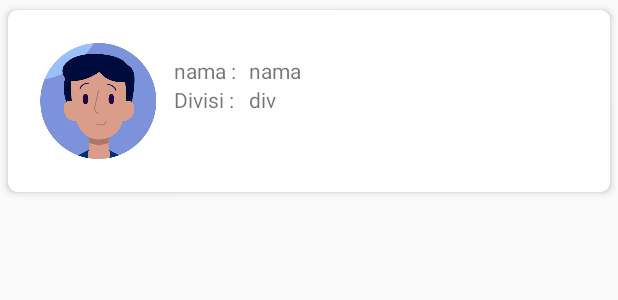
After one commit to Wulantoro/Karyawan, an Android app: the layout list_karyawan.xml on its own in the app's theme, with its tools: preview values and no code run, on a phone screen of 412 x 824 dp. The commit adds this screen. Shown: the top 300 px of the screen. Run offline under Robolectric (Android 15) with nearby library versions, the phone set to English and light mode, and no system bars.

Commit message:
list kar 20-04-20

```diff
--- a/app/src/main/AndroidManifest.xml
+++ b/app/src/main/AndroidManifest.xml
@@ -13,7 +13,8 @@
         android:roundIcon="@mipmap/ic_launcher_round"
         android:supportsRtl="true"
         android:theme="@style/AppTheme">
-        <activity android:name=".Activity.AbsenActivity"></activity>
+        <activity android:name=".Activity.KaryawanActivity"></activity>
+        <activity android:name=".Activity.AbsenActivity" />
         <activity android:name=".ImagePicker.HiddenActivity" />
         <activity android:name=".Activity.HomeHrdActivity" />
         <activity android:name=".Activity.AttendanceActivity" />
--- a/app/src/main/res/layout/activity_home_hrd.xml
+++ b/app/src/main/res/layout/activity_home_hrd.xml
@@ -133,6 +133,7 @@
                     android:layout_height="wrap_content">
 
                     <ImageView
+                        android:id="@+id/ivkaryawan"
                         android:src="@drawable/karyawan"
                         android:layout_gravity="center_horizontal"
                         android:layout_width="wrap_content"
--- a/app/src/main/res/layout/list_absent.xml
+++ b/app/src/main/res/layout/list_absent.xml
@@ -37,7 +37,7 @@
             android:layout_marginLeft="100dp"
             android:text="tanggal"/>
 
-        <!-- TextView Npm Mahasiswa -->
+
         <TextView
         android:id="@+id/tvjammasuk1"
         android:layout_width="wrap_content"
@@ -81,9 +81,6 @@
             android:layout_below="@id/tvjamkeluar"
             android:text="status"
             android:textColor="@color/red_A700"/>
-
-
-
     </RelativeLayout>
 
 </androidx.cardview.widget.CardView>
--- /dev/null
+++ b/app/src/main/res/layout/list_karyawan.xml
@@ -0,0 +1,60 @@
+<?xml version="1.0" encoding="utf-8"?>
+<androidx.cardview.widget.CardView xmlns:android="http://schemas.android.com/apk/res/android"
+    android:layout_width="match_parent"
+    android:layout_height="wrap_content"
+    xmlns:card_view="http://schemas.android.com/apk/res-auto"
+    card_view:cardCornerRadius="6dp"
+    card_view:cardElevation="3dp"
+    card_view:cardUseCompatPadding="true">
+
+    <RelativeLayout xmlns:android="http://schemas.android.com/apk/res/android"
+        android:layout_width="match_parent"
+        android:layout_height="wrap_content"
+        android:layout_margin="5dp"
+        android:orientation="vertical"
+        android:padding="5dp">
+
+        <ImageView
+            android:id="@+id/ivprofil"
+            android:layout_width="100dp"
+            android:layout_height="100dp"
+            android:src="@drawable/user"/>
+
+        <TextView
+            android:id="@+id/tvnama1"
+            android:layout_toRightOf="@id/ivprofil"
+            android:layout_width="wrap_content"
+            android:layout_height="wrap_content"
+            android:layout_marginTop="20dp"
+            android:text="nama : "/>
+
+        <TextView
+            android:id="@+id/tvnama"
+            android:layout_toRightOf="@id/ivprofil"
+            android:layout_width="wrap_content"
+            android:layout_height="wrap_content"
+            android:layout_marginLeft="50dp"
+            android:layout_marginTop="20dp"
+            android:text="nama"/>
+
+        <TextView
+            android:id="@+id/tvdivisi1"
+            android:layout_width="wrap_content"
+            android:layout_toRightOf="@id/ivprofil"
+            android:layout_height="wrap_content"
+            android:layout_below="@id/tvnama"
+            android:text="Divisi : "/>
+
+        <TextView
+            android:id="@+id/tvdivisi"
+            android:layout_width="wrap_content"
+            android:layout_toRightOf="@id/ivprofil"
+            android:layout_height="wrap_content"
+            android:layout_below="@id/tvnama"
+            android:layout_marginLeft="50dp"
+            android:text="div"/>
+
+
+    </RelativeLayout>
+
+</androidx.cardview.widget.CardView>
```
Also changed, not shown: app/src/main/java/com/example/karyawan/Activity/HomeHrdActivity.java (+15 -0 lines), app/src/main/java/com/example/karyawan/Activity/KaryawanActivity.java (added, +102 -0 lines), app/src/main/java/com/example/karyawan/Adapter/KaryawanAdapter.java (added, +114 -0 lines), app/src/main/res/layout/activity_karyawan.xml (added, +14 -0 lines).
